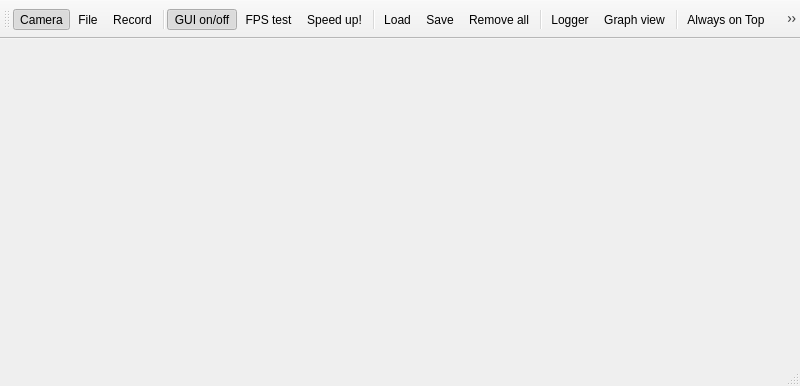
Old version of the form lib/ui/mainUi.ui in the repository gasparnori/Spotter.
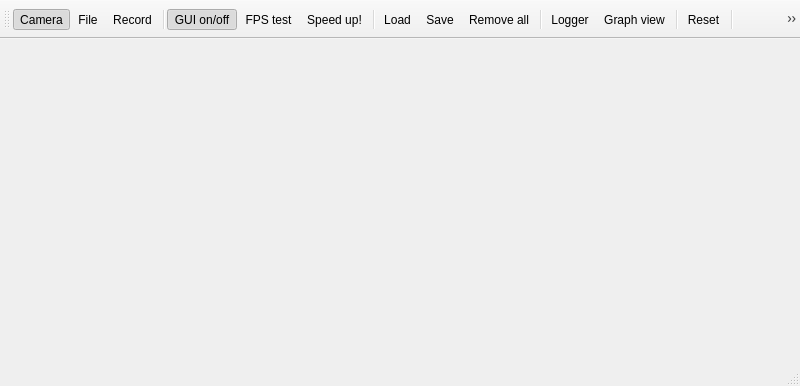
New version of the form. Icons and pictures are not drawn.

Commit message: reset btn

Diff of the .ui file:
```diff
--- a/lib/ui/mainUi.ui
+++ b/lib/ui/mainUi.ui
@@ -113,23 +113,15 @@
    <addaction name="actionLogger"/>
    <addaction name="actionGraph"/>
    <addaction name="separator"/>
+   <addaction name="actionReset"/>
+   <addaction name="separator"/>
    <addaction name="actionOnTop"/>
    <addaction name="actionAbout"/>
    <addaction name="separator"/>
    <addaction name="spacer"/>
-   <addaction name="separator"/>
-   <addaction name="actionE_xit"/>
+   <addaction name="spacer_2"/>
   </widget>
   <widget class="QStatusBar" name="statusbar"/>
-  <action name="actionE_xit">
-   <property name="icon">
-    <iconset resource="icons.qrc">
-     <normaloff>:/exit.png</normaloff>:/exit.png</iconset>
-   </property>
-   <property name="text">
-    <string>E&amp;xit</string>
-   </property>
-  </action>
   <action name="actionCamera">
    <property name="checkable">
     <bool>true</bool>
@@ -358,7 +350,24 @@
   </action>
   <action name="spacer">
    <property name="text">
-    <string> </string>
+    <string/>
+   </property>
+  </action>
+  <action name="actionReset">
+   <property name="icon">
+    <iconset resource="icons.qrc">
+     <normaloff>:/reset.png</normaloff>:/reset.png</iconset>
+   </property>
+   <property name="text">
+    <string>Reset</string>
+   </property>
+   <property name="toolTip">
+    <string>Delete position history, and reset filters</string>
+   </property>
+  </action>
+  <action name="spacer_2">
+   <property name="text">
+    <string/>
    </property>
   </action>
  </widget>
```
The commit also changes 53 other files.
